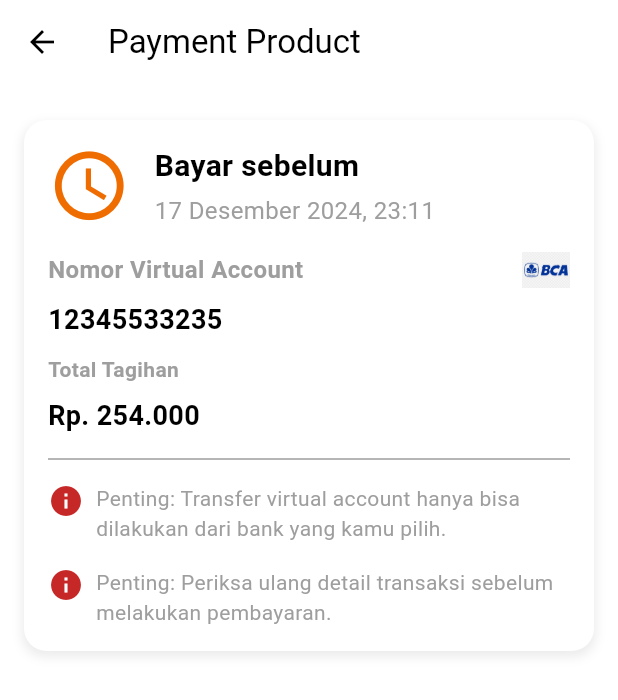
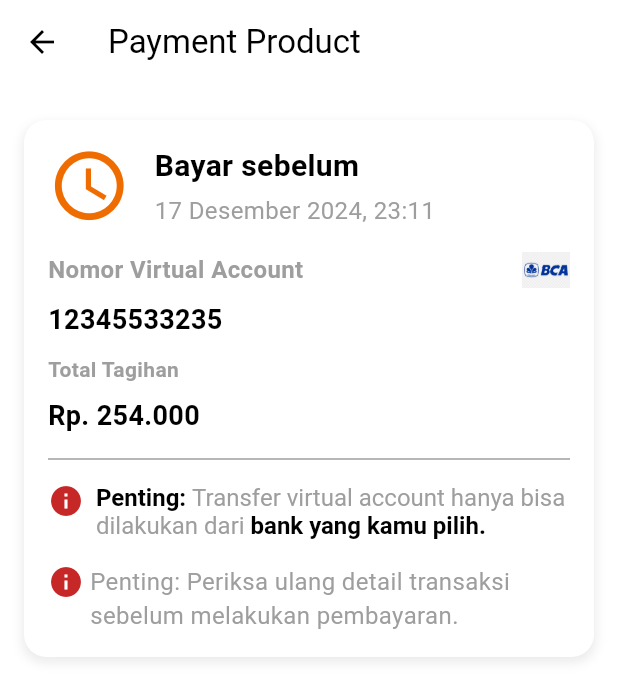
Before and after one commit to firdausmuh/agrolink_app, a Flutter app: the PaymentScreen screen opened directly, on a phone screen of 412 x 824 dp. Shown: the top 700 px of the screen. Run offline on Flutter 3.47's test engine with Material 3 defaults, Android fonts, the phone set to English and light mode, and no system bars; our stand-ins replace shared_preferences; missing offline and left inert: dart:ffi; accounts and stored records are empty.

Commit message:
edit payment_card and rename it file

```diff
--- a/lib/components/payment/payment.card.dart
+++ b/lib/components/payment/payment_card.dart
@@ -120,15 +120,45 @@ class _PaymentCardState extends State<PaymentCard> {
                 size: 24,
               ),
               const SizedBox(width: 8),
-              const Expanded(
-                child: Text(
-                  'Penting: Transfer virtual account hanya bisa dilakukan dari bank yang kamu pilih.',
-                  style: TextStyle(
-                    fontSize: 14,
-                    color: Colors.grey,
+              // const Expanded(
+              //   child: Text(
+              //     'Penting: Transfer virtual account hanya bisa dilakukan dari bank yang kamu pilih.',
+              //     style: TextStyle(
+              //       fontSize: 14,
+              //       color: Colors.grey,
+              //     ),
+              //   ),
+              // ),
+              Expanded(
+                child: RichText(
+                  text: TextSpan(
+                    style: TextStyle(
+                      fontSize: 16,
+                      color: Colors.grey,
+                    ),
+                    children: [
+                      TextSpan(
+                        text: 'Penting: ',
+                        style: TextStyle(
+                          color: Colors.black,
+                          fontWeight: FontWeight.bold, // Bold for "Penting"
+                        ),
+                      ),
+                      TextSpan(
+                        text: 'Transfer virtual account hanya bisa dilakukan dari ',
+                      ),
+                      TextSpan(
+                        text: 'bank yang kamu pilih.',
+                        style: TextStyle(
+                          color: Colors.black,
+                          fontWeight: FontWeight.bold, // Bold for "bank yang kamu pilih"
+                        ),
+                      ),
+                    ],
                   ),
                 ),
               ),
+
             ],
           ),
           const SizedBox(height: 16),
@@ -140,12 +170,12 @@ class _PaymentCardState extends State<PaymentCard> {
                 color: Colors.red[800],
                 size: 24,
               ),
-              const SizedBox(width: 8),
+              const SizedBox(width: 4),
               const Expanded(
                 child: Text(
                   'Penting: Periksa ulang detail transaksi sebelum melakukan pembayaran.',
                   style: TextStyle(
-                    fontSize: 14,
+                    fontSize: 16,
                     color: Colors.grey,
                   ),
                 ),
--- a/lib/screens/pembayaran/payment_screen.dart
+++ b/lib/screens/pembayaran/payment_screen.dart
@@ -1,4 +1,4 @@
-import 'package:agrolink/components/payment/payment.card.dart';
+import 'package:agrolink/components/payment/payment_card.dart';
 import 'package:flutter/cupertino.dart';
 import 'package:flutter/material.dart';
 
```
